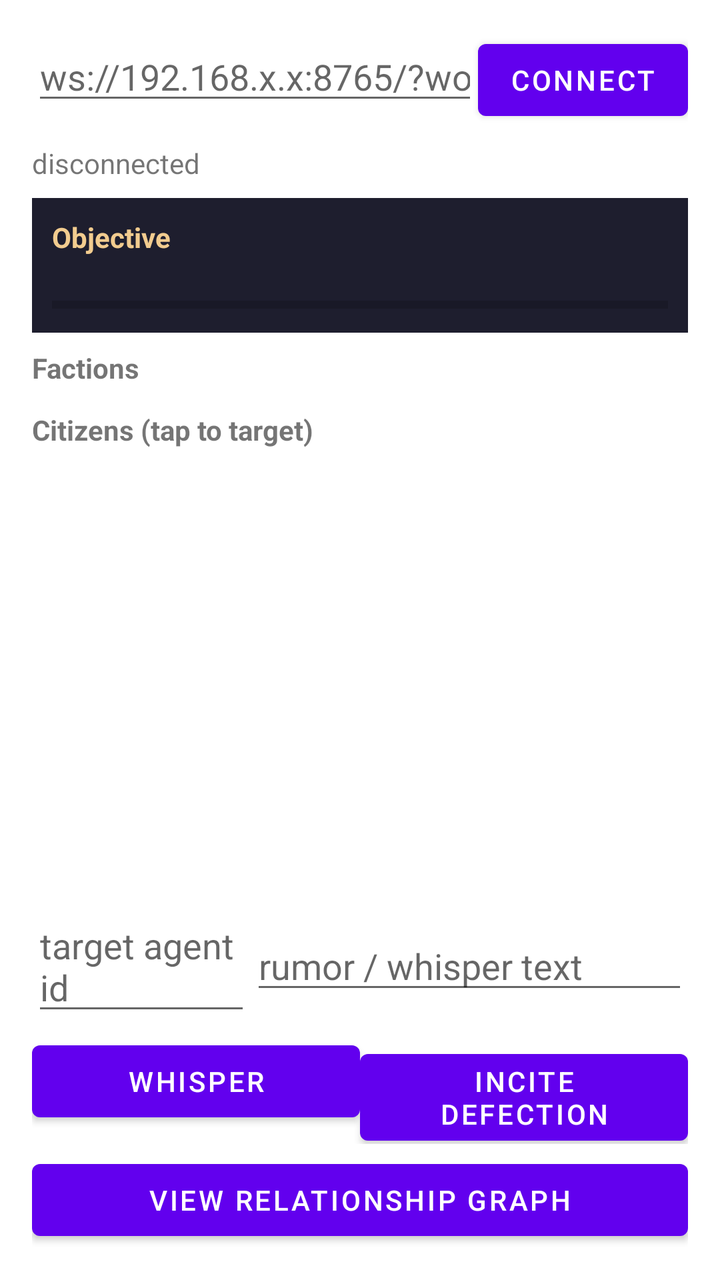
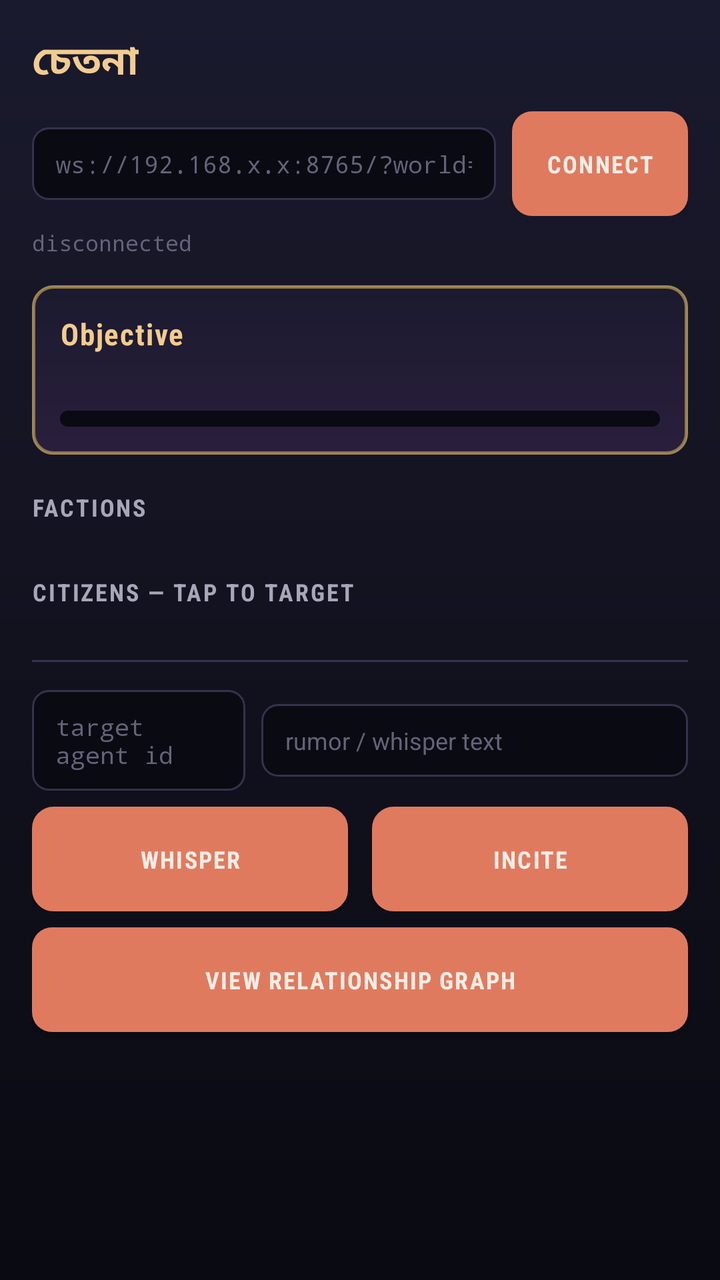

Compare the two renders of this Android layout. The source of the first and the diff that turns it into the second are given below.
<!-- AndroidManifest.xml: activity theme Theme.Chetona -->
<!-- res/layout/activity_main.xml -->
<?xml version="1.0" encoding="utf-8"?>
<LinearLayout xmlns:android="http://schemas.android.com/apk/res/android"
    android:layout_width="match_parent"
    android:layout_height="match_parent"
    android:orientation="vertical"
    android:padding="16dp">

    <LinearLayout
        android:layout_width="match_parent"
        android:layout_height="wrap_content"
        android:orientation="horizontal">

        <EditText
            android:id="@+id/serverAddressInput"
            android:layout_width="0dp"
            android:layout_height="wrap_content"
            android:layout_weight="1"
            android:hint="ws://192.168.x.x:8765/?world=alice"
            android:inputType="textUri" />

        <Button
            android:id="@+id/connectButton"
            android:layout_width="wrap_content"
            android:layout_height="wrap_content"
            android:text="Connect" />
    </LinearLayout>

    <TextView
        android:id="@+id/statusView"
        android:layout_width="match_parent"
        android:layout_height="wrap_content"
        android:layout_marginTop="8dp"
        android:text="disconnected" />

    <LinearLayout
        android:layout_width="match_parent"
        android:layout_height="wrap_content"
        android:layout_marginTop="8dp"
        android:orientation="vertical"
        android:background="#1E1E2E"
        android:padding="10dp">

        <TextView
            android:id="@+id/objectiveStage"
            android:layout_width="match_parent"
            android:layout_height="wrap_content"
            android:textStyle="bold"
            android:textColor="#F2CC8F"
            android:text="Objective" />

        <TextView
            android:id="@+id/objectiveDescription"
            android:layout_width="match_parent"
            android:layout_height="wrap_content"
            android:textColor="#DDDDDD"
            android:textSize="12sp" />

        <ProgressBar
            android:id="@+id/objectiveProgress"
            style="?android:attr/progressBarStyleHorizontal"
            android:layout_width="match_parent"
            android:layout_height="8dp"
            android:layout_marginTop="4dp"
            android:max="100" />
    </LinearLayout>

    <TextView
        android:id="@+id/factionsHeader"
        android:layout_width="match_parent"
        android:layout_height="wrap_content"
        android:layout_marginTop="8dp"
        android:text="Factions"
        android:textStyle="bold" />

    <androidx.recyclerview.widget.RecyclerView
        android:id="@+id/factionsRecyclerView"
        android:layout_width="match_parent"
        android:layout_height="wrap_content"
        android:layout_marginTop="4dp"
        android:nestedScrollingEnabled="false" />

    <TextView
        android:id="@+id/agentsHeader"
        android:layout_width="match_parent"
        android:layout_height="wrap_content"
        android:layout_marginTop="8dp"
        android:text="Citizens (tap to target)"
        android:textStyle="bold" />

    <androidx.recyclerview.widget.RecyclerView
        android:id="@+id/agentsRecyclerView"
        android:layout_width="match_parent"
        android:layout_height="0dp"
        android:layout_weight="1"
        android:layout_marginTop="4dp" />

    <LinearLayout
        android:layout_width="match_parent"
        android:layout_height="wrap_content"
        android:layout_marginTop="8dp"
        android:orientation="horizontal">

        <EditText
            android:id="@+id/targetIdInput"
            android:layout_width="0dp"
            android:layout_height="wrap_content"
            android:layout_weight="1"
            android:hint="target agent id" />

        <EditText
            android:id="@+id/rumorInput"
            android:layout_width="0dp"
            android:layout_height="wrap_content"
            android:layout_weight="2"
            android:hint="rumor / whisper text" />
    </LinearLayout>

    <LinearLayout
        android:layout_width="match_parent"
        android:layout_height="wrap_content"
        android:layout_marginTop="4dp"
        android:orientation="horizontal">

        <Button
            android:id="@+id/whisperButton"
            android:layout_width="0dp"
            android:layout_height="wrap_content"
            android:layout_weight="1"
            android:text="Whisper" />

        <Button
            android:id="@+id/defectionButton"
            android:layout_width="0dp"
            android:layout_height="wrap_content"
            android:layout_weight="1"
            android:text="Incite Defection" />
    </LinearLayout>

    <Button
        android:id="@+id/graphButton"
        android:layout_width="match_parent"
        android:layout_height="wrap_content"
        android:layout_marginTop="4dp"
        android:text="View Relationship Graph" />

</LinearLayout>
<!-- resources referenced by this layout -->
<resources>
  <style name="Theme.Chetona" parent="Theme.MaterialComponents.DayNight.NoActionBar" />
</resources>

<!-- the commit's change to res/layout/activity_main.xml (unified diff, before → after) -->
@@ -1,13 +1,27 @@
 <?xml version="1.0" encoding="utf-8"?>
-<LinearLayout xmlns:android="http://schemas.android.com/apk/res/android"
+<ScrollView xmlns:android="http://schemas.android.com/apk/res/android"
     android:layout_width="match_parent"
     android:layout_height="match_parent"
+    android:background="@drawable/bg_app"
+    android:fillViewport="true">
+
+<LinearLayout
+    android:layout_width="match_parent"
+    android:layout_height="wrap_content"
     android:orientation="vertical"
     android:padding="16dp">
 
-    <LinearLayout
-        android:layout_width="match_parent"
-        android:layout_height="wrap_content"
+    <TextView
+        style="@style/TitleText"
+        android:layout_width="wrap_content"
+        android:layout_height="wrap_content"
+        android:text="চেতনা"
+        android:textSize="20sp" />
+
+    <LinearLayout
+        android:layout_width="match_parent"
+        android:layout_height="wrap_content"
+        android:layout_marginTop="10dp"
         android:orientation="horizontal">
 
         <EditText
@@ -15,6 +29,12 @@
             android:layout_width="0dp"
             android:layout_height="wrap_content"
             android:layout_weight="1"
+            android:layout_marginEnd="8dp"
+            android:background="@drawable/bg_input_field"
+            android:fontFamily="monospace"
+            android:textColor="@color/text_primary"
+            android:textColorHint="@color/text_muted"
+            android:textSize="12sp"
             android:hint="ws://192.168.x.x:8765/?world=alice"
             android:inputType="textUri" />
 
@@ -22,37 +42,47 @@
             android:id="@+id/connectButton"
             android:layout_width="wrap_content"
             android:layout_height="wrap_content"
-            android:text="Connect" />
+            android:background="@drawable/bg_btn_primary"
+            android:text="Connect"
+            style="@style/GameButton"
+            android:textSize="12sp" />
     </LinearLayout>
 
     <TextView
         android:id="@+id/statusView"
         android:layout_width="match_parent"
         android:layout_height="wrap_content"
-        android:layout_marginTop="8dp"
+        android:layout_marginTop="6dp"
+        android:fontFamily="monospace"
+        android:textColor="@color/text_muted"
+        android:textSize="11sp"
         android:text="disconnected" />
 
     <LinearLayout
         android:layout_width="match_parent"
         android:layout_height="wrap_content"
-        android:layout_marginTop="8dp"
+        android:layout_marginTop="14dp"
         android:orientation="vertical"
-        android:background="#1E1E2E"
-        android:padding="10dp">
+        android:background="@drawable/bg_objective_banner"
+        android:padding="14dp">
 
         <TextView
             android:id="@+id/objectiveStage"
             android:layout_width="match_parent"
             android:layout_height="wrap_content"
+            android:textColor="@color/gold"
+            android:fontFamily="sans-serif-condensed"
             android:textStyle="bold"
-            android:textColor="#F2CC8F"
+            android:letterSpacing="0.04"
+            android:textSize="15sp"
             android:text="Objective" />
 
         <TextView
             android:id="@+id/objectiveDescription"
             android:layout_width="match_parent"
             android:layout_height="wrap_content"
-            android:textColor="#DDDDDD"
+            android:layout_marginTop="4dp"
+            android:textColor="@color/text_secondary"
             android:textSize="12sp" />
 
         <ProgressBar
@@ -60,44 +90,49 @@
             style="?android:attr/progressBarStyleHorizontal"
             android:layout_width="match_parent"
             android:layout_height="8dp"
-            android:layout_marginTop="4dp"
+            android:layout_marginTop="8dp"
+            android:progressDrawable="@drawable/progress_objective"
             android:max="100" />
     </LinearLayout>
 
     <TextView
-        android:id="@+id/factionsHeader"
-        android:layout_width="match_parent"
-        android:layout_height="wrap_content"
-        android:layout_marginTop="8dp"
-        android:text="Factions"
-        android:textStyle="bold" />
+        style="@style/SectionHeader"
+        android:layout_width="match_parent"
+        android:layout_height="wrap_content"
+        android:layout_marginTop="18dp"
+        android:text="Factions" />
 
     <androidx.recyclerview.widget.RecyclerView
         android:id="@+id/factionsRecyclerView"
         android:layout_width="match_parent"
         android:layout_height="wrap_content"
-        android:layout_marginTop="4dp"
+        android:layout_marginTop="8dp"
         android:nestedScrollingEnabled="false" />
 
     <TextView
-        android:id="@+id/agentsHeader"
-        android:layout_width="match_parent"
-        android:layout_height="wrap_content"
-        android:layout_marginTop="8dp"
-        android:text="Citizens (tap to target)"
-        android:textStyle="bold" />
+        style="@style/SectionHeader"
+        android:layout_width="match_parent"
+        android:layout_height="wrap_content"
+        android:layout_marginTop="18dp"
+        android:text="Citizens — tap to target" />
 
     <androidx.recyclerview.widget.RecyclerView
         android:id="@+id/agentsRecyclerView"
         android:layout_width="match_parent"
-        android:layout_height="0dp"
-        android:layout_weight="1"
-        android:layout_marginTop="4dp" />
-
-    <LinearLayout
-        android:layout_width="match_parent"
-        android:layout_height="wrap_content"
-        android:layout_marginTop="8dp"
+        android:layout_height="wrap_content"
+        android:layout_marginTop="8dp"
+        android:nestedScrollingEnabled="false" />
+
+    <View
+        android:layout_width="match_parent"
+        android:layout_height="1dp"
+        android:layout_marginTop="18dp"
+        android:layout_marginBottom="14dp"
+        android:background="@color/hairline" />
+
+    <LinearLayout
+        android:layout_width="match_parent"
+        android:layout_height="wrap_content"
         android:orientation="horizontal">
 
         <EditText
@@ -105,6 +140,12 @@
             android:layout_width="0dp"
             android:layout_height="wrap_content"
             android:layout_weight="1"
+            android:layout_marginEnd="8dp"
+            android:background="@drawable/bg_input_field"
+            android:fontFamily="monospace"
+            android:textColor="@color/text_primary"
+            android:textColorHint="@color/text_muted"
+            android:textSize="12sp"
             android:hint="target agent id" />
 
         <EditText
@@ -112,13 +153,17 @@
             android:layout_width="0dp"
             android:layout_height="wrap_content"
             android:layout_weight="2"
+            android:background="@drawable/bg_input_field"
+            android:textColor="@color/text_primary"
+            android:textColorHint="@color/text_muted"
+            android:textSize="12sp"
             android:hint="rumor / whisper text" />
     </LinearLayout>
 
     <LinearLayout
         android:layout_width="match_parent"
         android:layout_height="wrap_content"
-        android:layout_marginTop="4dp"
+        android:layout_marginTop="8dp"
         android:orientation="horizontal">
 
         <Button
@@ -126,21 +171,39 @@
             android:layout_width="0dp"
             android:layout_height="wrap_content"
             android:layout_weight="1"
-            android:text="Whisper" />
+            android:layout_marginEnd="6dp"
+            android:background="@drawable/bg_btn_secondary"
+            android:drawableStart="@drawable/ic_whisper"
+            android:drawablePadding="6dp"
+            android:text="Whisper"
+            style="@style/GameButton"
+            android:textSize="12sp" />
 
         <Button
             android:id="@+id/defectionButton"
             android:layout_width="0dp"
             android:layout_height="wrap_content"
             android:layout_weight="1"
-            android:text="Incite Defection" />
+            android:layout_marginStart="6dp"
+            android:background="@drawable/bg_btn_secondary"
+            android:drawableStart="@drawable/ic_defection"
+            android:drawablePadding="6dp"
+            android:text="Incite"
+            style="@style/GameButton"
+            android:textSize="12sp" />
     </LinearLayout>
 
     <Button
         android:id="@+id/graphButton"
         android:layout_width="match_parent"
         android:layout_height="wrap_content"
-        android:layout_marginTop="4dp"
-        android:text="View Relationship Graph" />
+        android:layout_marginTop="8dp"
+        android:background="@drawable/bg_btn_primary"
+        android:drawableStart="@drawable/ic_graph"
+        android:drawablePadding="8dp"
+        android:text="View Relationship Graph"
+        style="@style/GameButton"
+        android:textSize="12sp" />
 
 </LinearLayout>
+</ScrollView>
<!-- resource entries referenced after the edit -->
@@ -1,5 +1,196 @@
 <!-- resources referenced by this layout -->
 <resources>
-  <style name="Theme.Chetona" parent="Theme.MaterialComponents.DayNight.NoActionBar" />
+  <color name="gold">#F2CC8F</color>
+  <color name="hairline">#33334D</color>
+  <color name="text_muted">#65637A</color>
+  <color name="text_primary">#F0EDE5</color>
+  <color name="text_secondary">#A8A6B8</color>
+  <!-- drawable bg_app (drawable) -->
+  <?xml version="1.0" encoding="utf-8"?>
+  <shape xmlns:android="http://schemas.android.com/apk/res/android">
+      <gradient
+          android:type="linear"
+          android:angle="270"
+          android:startColor="@color/panel_indigo"
+          android:centerColor="@color/deep_indigo"
+          android:endColor="@color/void_black" />
+  </shape>
+  <!-- drawable bg_btn_primary (drawable) -->
+  <?xml version="1.0" encoding="utf-8"?>
+  <selector xmlns:android="http://schemas.android.com/apk/res/android">
+      <item android:state_pressed="true">
+          <shape android:shape="rectangle">
+              <corners android:radius="10dp" />
+              <gradient
+                  android:angle="90"
+                  android:startColor="@color/ember_orange_dim"
+                  android:endColor="@color/arcane_violet" />
+          </shape>
+      </item>
+      <item>
+          <shape android:shape="rectangle">
+              <corners android:radius="10dp" />
+              <gradient
+                  android:angle="90"
+                  android:startColor="@color/ember_orange"
+                  android:endColor="@color/arcane_violet" />
+          </shape>
+      </item>
+  </selector>
+  <!-- drawable bg_btn_secondary (drawable) -->
+  <?xml version="1.0" encoding="utf-8"?>
+  <selector xmlns:android="http://schemas.android.com/apk/res/android">
+      <item android:state_pressed="true">
+          <shape android:shape="rectangle">
+              <corners android:radius="10dp" />
+              <solid android:color="@color/panel_indigo_light" />
+              <stroke android:width="1.5dp" android:color="@color/gold" />
+          </shape>
+      </item>
+      <item>
+          <shape android:shape="rectangle">
+              <corners android:radius="10dp" />
+              <solid android:color="@color/panel_indigo" />
+              <stroke android:width="1.5dp" android:color="@color/loom_teal" />
+          </shape>
+      </item>
+  </selector>
+  <!-- drawable bg_input_field (drawable) -->
+  <?xml version="1.0" encoding="utf-8"?>
+  <shape xmlns:android="http://schemas.android.com/apk/res/android" android:shape="rectangle">
+      <corners android:radius="8dp" />
+      <solid android:color="@color/void_black" />
+      <stroke android:width="1dp" android:color="@color/hairline" />
+      <padding android:left="12dp" android:top="10dp" android:right="12dp" android:bottom="10dp" />
+  </shape>
+  <!-- drawable bg_objective_banner (drawable) -->
+  <?xml version="1.0" encoding="utf-8"?>
+  <layer-list xmlns:android="http://schemas.android.com/apk/res/android">
+      <item>
+          <shape android:shape="rectangle">
+              <corners android:radius="10dp" />
+              <gradient
+                  android:angle="90"
+                  android:startColor="#2A1F3D"
+                  android:endColor="#1A1A2E" />
+          </shape>
+      </item>
+      <item>
+          <shape android:shape="rectangle">
+              <corners android:radius="10dp" />
+              <stroke android:width="1.5dp" android:color="@color/gold_dim" />
+          </shape>
+      </item>
+      <item android:left="0dp" android:top="0dp" android:right="0dp" android:bottom="0dp">
+          <shape android:shape="rectangle">
+              <corners android:radius="10dp" />
+              <stroke android:width="1dp" android:color="#33F2CC8F" />
+          </shape>
+      </item>
+  </layer-list>
+  <!-- drawable ic_defection (drawable) -->
+  <?xml version="1.0" encoding="utf-8"?>
+  <vector xmlns:android="http://schemas.android.com/apk/res/android"
+      android:width="24dp" android:height="24dp"
+      android:viewportWidth="24" android:viewportHeight="24">
+      <path
+          android:strokeColor="@color/text_primary"
+          android:strokeWidth="2"
+          android:pathData="M7,7 A3.5,3.5 0 0 1 11,7 L11,10" />
+      <path
+          android:strokeColor="@color/text_primary"
+          android:strokeWidth="2"
+          android:pathData="M17,17 A3.5,3.5 0 0 1 13,17 L13,14" />
+      <path
+          android:strokeColor="@color/text_primary"
+          android:strokeWidth="2"
+          android:pathData="M9,11 L15,13" />
+  </vector>
+  <!-- drawable ic_graph (drawable) -->
+  <?xml version="1.0" encoding="utf-8"?>
+  <vector xmlns:android="http://schemas.android.com/apk/res/android"
+      android:width="24dp" android:height="24dp"
+      android:viewportWidth="24" android:viewportHeight="24">
+      <path android:strokeColor="@color/text_primary" android:strokeWidth="1.5"
+          android:pathData="M5,6 L12,12 L19,6 M5,18 L12,12 L19,18" />
+      <path android:fillColor="@color/text_primary" android:pathData="M5,4 a2,2 0 1,0 0.001,0 Z" />
+      <path android:fillColor="@color/text_primary" android:pathData="M19,4 a2,2 0 1,0 0.001,0 Z" />
+      <path android:fillColor="@color/text_primary" android:pathData="M12,10 a2,2 0 1,0 0.001,0 Z" />
+      <path android:fillColor="@color/text_primary" android:pathData="M5,16 a2,2 0 1,0 0.001,0 Z" />
+      <path android:fillColor="@color/text_primary" android:pathData="M19,16 a2,2 0 1,0 0.001,0 Z" />
+      <path android:fillColor="@color/text_primary" android:pathData="M12,20 a2,2 0 1,0 0.001,0 Z" />
+  </vector>
+  <!-- drawable ic_whisper (drawable) -->
+  <?xml version="1.0" encoding="utf-8"?>
+  <vector xmlns:android="http://schemas.android.com/apk/res/android"
+      android:width="24dp" android:height="24dp"
+      android:viewportWidth="24" android:viewportHeight="24">
+      <path
+          android:fillColor="@color/text_primary"
+          android:pathData="M4,4 H20 A2,2 0 0 1 22,6 V14 A2,2 0 0 1 20,16 H9 L4,20 V16 H4 A2,2 0 0 1 2,14 V6 A2,2 0 0 1 4,4 Z" />
+  </vector>
+  <!-- drawable progress_objective (drawable) -->
+  <?xml version="1.0" encoding="utf-8"?>
+  <layer-list xmlns:android="http://schemas.android.com/apk/res/android">
+      <item android:id="@android:id/background">
+          <shape android:shape="rectangle">
+              <corners android:radius="6dp" />
+              <solid android:color="@color/void_black" />
+          </shape>
+      </item>
+      <item android:id="@android:id/progress">
+          <clip>
+              <shape android:shape="rectangle">
+                  <corners android:radius="6dp" />
+                  <gradient
+                      android:angle="0"
+                      android:startColor="@color/gold_dim"
+                      android:endColor="@color/gold" />
+              </shape>
+          </clip>
+      </item>
+  </layer-list>
+  <style name="GameButton">
+          <item name="android:fontFamily">sans-serif-condensed</item>
+          <item name="android:textStyle">bold</item>
+          <item name="android:textColor">@color/text_primary</item>
+          <item name="android:letterSpacing">0.06</item>
+          <item name="android:textAllCaps">true</item>
+          <item name="android:padding">12dp</item>
+          <item name="android:gravity">center</item>
+      </style>
+  <style name="SectionHeader">
+          <item name="android:fontFamily">sans-serif-condensed</item>
+          <item name="android:textStyle">bold</item>
+          <item name="android:textColor">@color/text_secondary</item>
+          <item name="android:letterSpacing">0.08</item>
+          <item name="android:textAllCaps">true</item>
+          <item name="android:textSize">12sp</item>
+      </style>
+  <style name="TitleText">
+          <item name="android:fontFamily">serif</item>
+          <item name="android:textStyle">bold</item>
+          <item name="android:textColor">@color/gold</item>
+          <item name="android:letterSpacing">0.04</item>
+      </style>
+  <style name="Theme.Chetona" parent="Theme.MaterialComponents.DayNight.NoActionBar">
+          <item name="android:windowBackground">@drawable/bg_app</item>
+          <item name="android:statusBarColor">@color/void_black</item>
+          <item name="android:navigationBarColor">@color/void_black</item>
+          <item name="android:windowLightStatusBar">false</item>
+          <item name="colorPrimary">@color/ember_orange</item>
+          <item name="colorAccent">@color/gold</item>
+          <item name="android:textColorPrimary">@color/text_primary</item>
+          <item name="android:textColorSecondary">@color/text_secondary</item>
+      </style>
+  <color name="panel_indigo">#1A1A2E</color>
+  <color name="deep_indigo">#12121F</color>
+  <color name="void_black">#0A0A12</color>
+  <color name="ember_orange_dim">#8A4A38</color>
+  <color name="arcane_violet">#9B5DE5</color>
+  <color name="ember_orange">#E07A5F</color>
+  <color name="panel_indigo_light">#242440</color>
+  <color name="loom_teal">#81B29A</color>
+  <color name="gold_dim">#8A7548</color>
 </resources>
 
